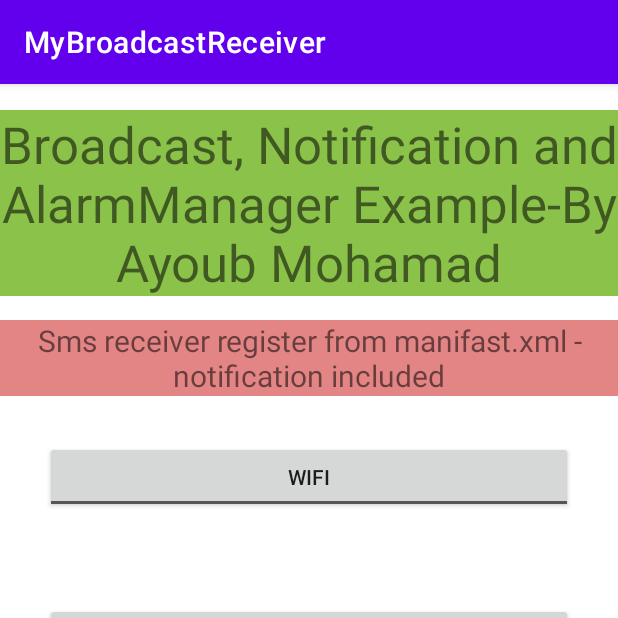
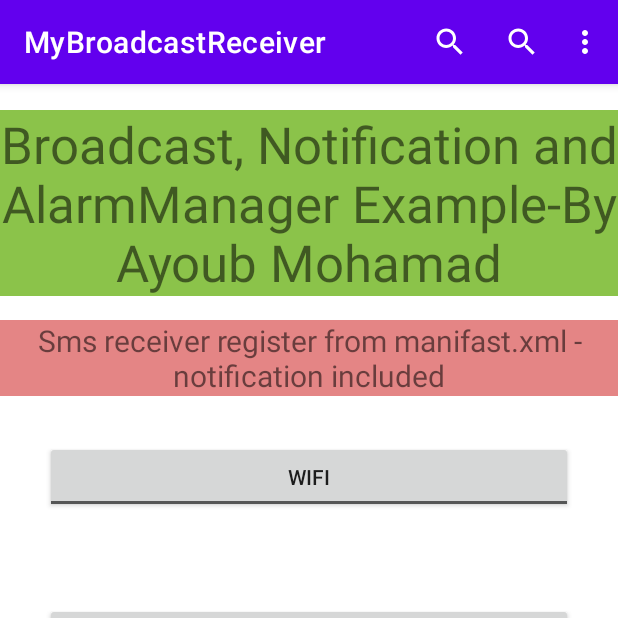
Before and after one commit to mohamad-ayoub/MyBroadcastReceiver, an Android app: the screen it shows after launch (MainActivity), on a phone screen of 412 x 824 dp, the top half of it. Run offline under Robolectric (Android 15) with nearby library versions, the phone set to English and light mode, and no system bars.

```diff
--- a/app/build.gradle
+++ b/app/build.gradle
@@ -32,6 +32,7 @@ dependencies {
     implementation 'androidx.appcompat:appcompat:1.3.1'
     implementation 'com.google.android.material:material:1.4.0'
     implementation 'androidx.constraintlayout:constraintlayout:2.1.1'
+    implementation 'androidx.mediarouter:mediarouter:1.2.5'
     testImplementation 'junit:junit:4.+'
     androidTestImplementation 'androidx.test.ext:junit:1.1.3'
     androidTestImplementation 'androidx.test.espresso:espresso-core:3.4.0'
--- a/app/src/main/java/com/example/mybroadcastreceiver/MainActivity.java
+++ b/app/src/main/java/com/example/mybroadcastreceiver/MainActivity.java
@@ -2,6 +2,7 @@ package com.example.mybroadcastreceiver;
 
 import static android.provider.Telephony.Sms.Intents.SMS_RECEIVED_ACTION;
 
+import androidx.annotation.NonNull;
 import androidx.annotation.RequiresApi;
 import androidx.appcompat.app.AppCompatActivity;
 import androidx.core.app.ActivityCompat;
@@ -18,6 +19,8 @@ import android.content.IntentFilter;
 import android.content.pm.PackageManager;
 import android.os.Build;
 import android.os.Bundle;
+import android.view.Menu;
+import android.view.MenuItem;
 import android.view.View;
 import android.widget.CompoundButton;
 import android.widget.Toast;
@@ -40,8 +43,11 @@ public class MainActivity extends AppCompatActivity {
 
         if (getIntent().hasExtra("NOTIFICATION_ID")) {
             int id = getIntent().getExtras().getInt("NOTIFICATION_ID");
-            Toast.makeText(this, "activated by notification", Toast.LENGTH_SHORT).show();
-            Toast.makeText(this, "Notification Id:  " + id, Toast.LENGTH_LONG).show();
+            String phone = getIntent().getExtras().getString("NOTIFICATION_PHONE_NO");
+            final String body=getIntent().getExtras().getString("NOTIFICATION_BODY");
+
+            Toast.makeText(this, "activated by notification:" + id, Toast.LENGTH_SHORT).show();
+            Toast.makeText(this, "Notification from:  " + phone + ":\n" + body, Toast.LENGTH_LONG).show();
         }
 
         wifi = new MyWifiReceiver(this);
@@ -142,4 +148,16 @@ public class MainActivity extends AppCompatActivity {
         alarmManager.setExactAndAllowWhileIdle(AlarmManager.RTC_WAKEUP,cal.getTimeInMillis(),pendingIntent);
         finish();
     }
+
+    @Override
+    public boolean onCreateOptionsMenu(Menu menu) {
+        getMenuInflater().inflate(R.menu.my_menu,menu);
+        return super.onCreateOptionsMenu(menu);
+    }
+
+    @Override
+    public boolean onOptionsItemSelected(@NonNull MenuItem item) {
+        Toast.makeText(this, item.getTitle() + " clicked", Toast.LENGTH_SHORT).show();
+        return super.onOptionsItemSelected(item);
+    }
 }
--- /dev/null
+++ b/app/src/main/res/drawable/ic_search_black_24dp.xml
@@ -0,0 +1,9 @@
+<vector xmlns:android="http://schemas.android.com/apk/res/android"
+        android:width="24dp"
+        android:height="24dp"
+        android:viewportWidth="24.0"
+        android:viewportHeight="24.0">
+    <path
+        android:fillColor="#FF000000"
+        android:pathData="M15.5,14h-0.79l-0.28,-0.27C15.41,12.59 16,11.11 16,9.5 16,5.91 13.09,3 9.5,3S3,5.91 3,9.5 5.91,16 9.5,16c1.61,0 3.09,-0.59 4.23,-1.57l0.27,0.28v0.79l5,4.99L20.49,19l-4.99,-5zM9.5,14C7.01,14 5,11.99 5,9.5S7.01,5 9.5,5 14,7.01 14,9.5 11.99,14 9.5,14z"/>
+</vector>
--- /dev/null
+++ b/app/src/main/res/menu/my_menu.xml
@@ -0,0 +1,35 @@
+<?xml version="1.0" encoding="utf-8"?>
+<menu xmlns:android="http://schemas.android.com/apk/res/android"
+    xmlns:app="http://schemas.android.com/apk/res-auto"
+    xmlns:tools="http://schemas.android.com/tools">
+
+    <item
+        android:title="Item"
+        app:showAsAction="always"
+        app:actionViewClass="android.widget.SearchView"
+        />
+
+    <item android:title="sub group" android:iconTint="@mipmap/ic_launcher">
+        <menu>
+
+                <item
+                    android:checkable="true"
+                    android:checked="true"
+                    android:icon="@mipmap/ic_launcher"
+                    android:title="Item"
+                    app:showAsAction="never" />
+                <item
+                    android:checkable="true"
+
+                    android:title="Item"
+                    app:showAsAction="never" />
+
+        </menu>
+    </item>
+    <item
+        android:id="@+id/app_bar_search"
+        android:icon="@drawable/ic_search_black_24dp"
+        android:title="Search"
+        app:actionViewClass="android.widget.SearchView"
+        app:showAsAction="always" />
+</menu>
```
Also changed, not shown: app/src/main/java/com/example/mybroadcastreceiver/MySmsReceiver.java (+6 -4 lines).
